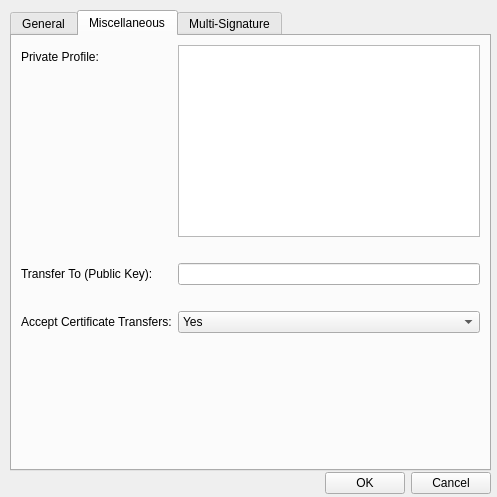
This is src/qt/forms/editaliasdialog.ui in greggdourgarian/syscoin2 as Qt 5 draws it before an edit. The edited form follows.
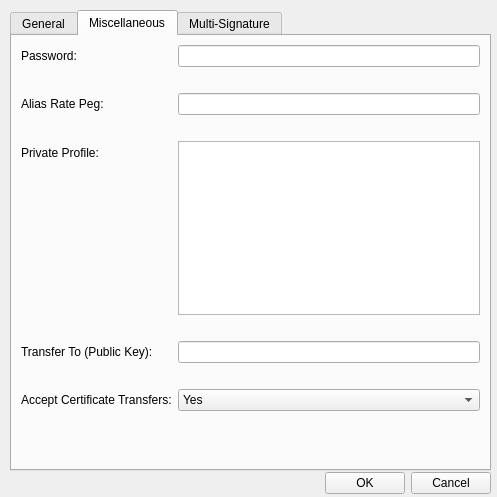
This is the edited form. The open tabs and pages were chosen to show the change. Custom widgets are drawn as their Qt base class.

Commit message: move aliaspeg to alias out from offer

```diff
--- a/src/qt/forms/editaliasdialog.ui
+++ b/src/qt/forms/editaliasdialog.ui
@@ -144,26 +144,6 @@
        </property>
       </spacer>
      </item>
-     <item row="3" column="0">
-      <widget class="QLabel" name="label_8">
-       <property name="text">
-        <string>Password:</string>
-       </property>
-      </widget>
-     </item>
-     <item row="3" column="1">
-      <widget class="QLineEdit" name="passwordEdit"/>
-     </item>
-     <item row="4" column="1">
-      <widget class="QLabel" name="passwordDisclaimer">
-       <property name="text">
-        <string/>
-       </property>
-       <property name="wordWrap">
-        <bool>true</bool>
-       </property>
-      </widget>
-     </item>
     </layout>
    </widget>
    <widget class="QWidget" name="tab_4">
@@ -174,14 +154,14 @@
      <property name="fieldGrowthPolicy">
       <enum>QFormLayout::AllNonFixedFieldsGrow</enum>
      </property>
-     <item row="3" column="0">
+     <item row="8" column="0">
       <widget class="QLabel" name="label_4">
        <property name="text">
         <string>Private Profile:</string>
        </property>
       </widget>
      </item>
-     <item row="3" column="1">
+     <item row="8" column="1">
       <widget class="QPlainTextEdit" name="privateEdit">
        <property name="maximumSize">
         <size>
@@ -191,7 +171,7 @@
        </property>
       </widget>
      </item>
-     <item row="4" column="1">
+     <item row="9" column="1">
       <widget class="QLabel" name="privateDisclaimer">
        <property name="text">
         <string/>
@@ -201,7 +181,7 @@
        </property>
       </widget>
      </item>
-     <item row="5" column="0">
+     <item row="10" column="0">
       <widget class="QLabel" name="transferLabel">
        <property name="text">
         <string>Transfer To (Public Key):</string>
@@ -211,10 +191,10 @@
        </property>
       </widget>
      </item>
-     <item row="5" column="1">
+     <item row="10" column="1">
       <widget class="QLineEdit" name="transferEdit"/>
      </item>
-     <item row="9" column="1">
+     <item row="14" column="1">
       <spacer name="verticalSpacer_2">
        <property name="orientation">
         <enum>Qt::Vertical</enum>
@@ -227,7 +207,7 @@
        </property>
       </spacer>
      </item>
-     <item row="7" column="1">
+     <item row="12" column="1">
       <widget class="QComboBox" name="acceptCertTransfersEdit">
        <item>
         <property name="text">
@@ -241,14 +221,14 @@
        </item>
       </widget>
      </item>
-     <item row="7" column="0">
+     <item row="12" column="0">
       <widget class="QLabel" name="label_7">
        <property name="text">
         <string>Accept Certificate Transfers:</string>
        </property>
       </widget>
      </item>
-     <item row="6" column="1">
+     <item row="11" column="1">
       <widget class="QLabel" name="transferDisclaimer">
        <property name="text">
         <string/>
@@ -258,7 +238,7 @@
        </property>
       </widget>
      </item>
-     <item row="8" column="1">
+     <item row="13" column="1">
       <widget class="QLabel" name="acceptCertTransfersDisclaimer">
        <property name="text">
         <string/>
@@ -268,6 +248,46 @@
        </property>
       </widget>
      </item>
+     <item row="2" column="0">
+      <widget class="QLabel" name="label_8">
+       <property name="text">
+        <string>Password:</string>
+       </property>
+      </widget>
+     </item>
+     <item row="2" column="1">
+      <widget class="QLineEdit" name="passwordEdit"/>
+     </item>
+     <item row="3" column="1">
+      <widget class="QLabel" name="passwordDisclaimer">
+       <property name="text">
+        <string/>
+       </property>
+       <property name="wordWrap">
+        <bool>true</bool>
+       </property>
+      </widget>
+     </item>
+     <item row="6" column="0">
+      <widget class="QLabel" name="label_10">
+       <property name="text">
+        <string>Alias Rate Peg:</string>
+       </property>
+      </widget>
+     </item>
+     <item row="6" column="1">
+      <widget class="QLineEdit" name="aliasPegEdit"/>
+     </item>
+     <item row="7" column="1">
+      <widget class="QLabel" name="aliasPegDisclaimer">
+       <property name="text">
+        <string/>
+       </property>
+       <property name="wordWrap">
+        <bool>true</bool>
+       </property>
+      </widget>
+     </item>
     </layout>
    </widget>
    <widget class="QWidget" name="tab">
```
Left out of the diff: 20 changed lines with no effect on the pictures. The commit also changes 16 other files.
